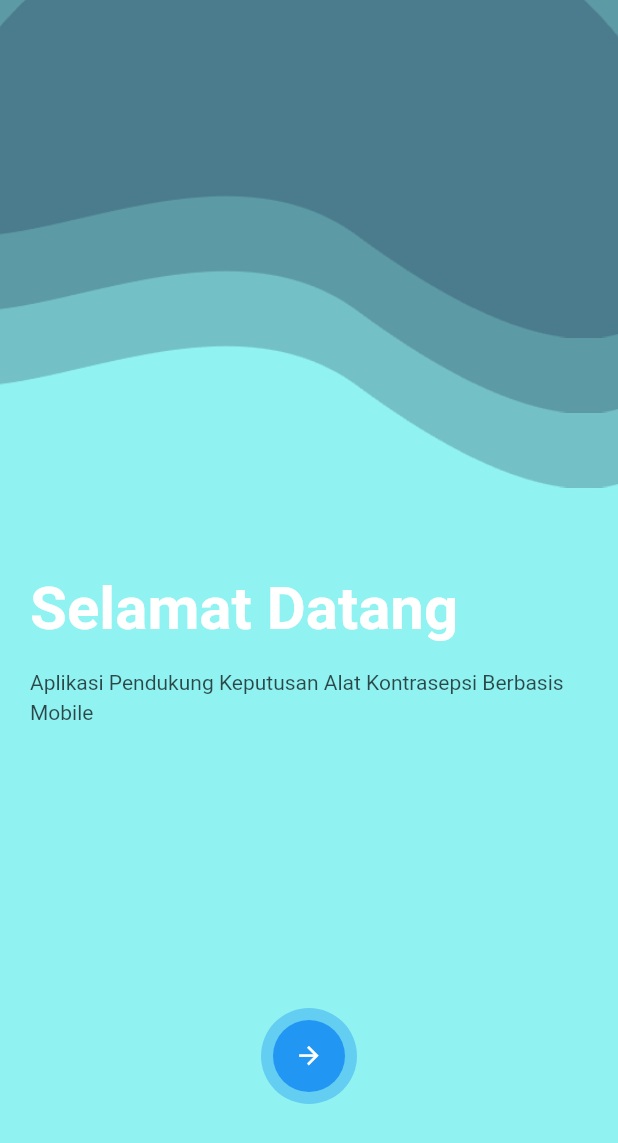
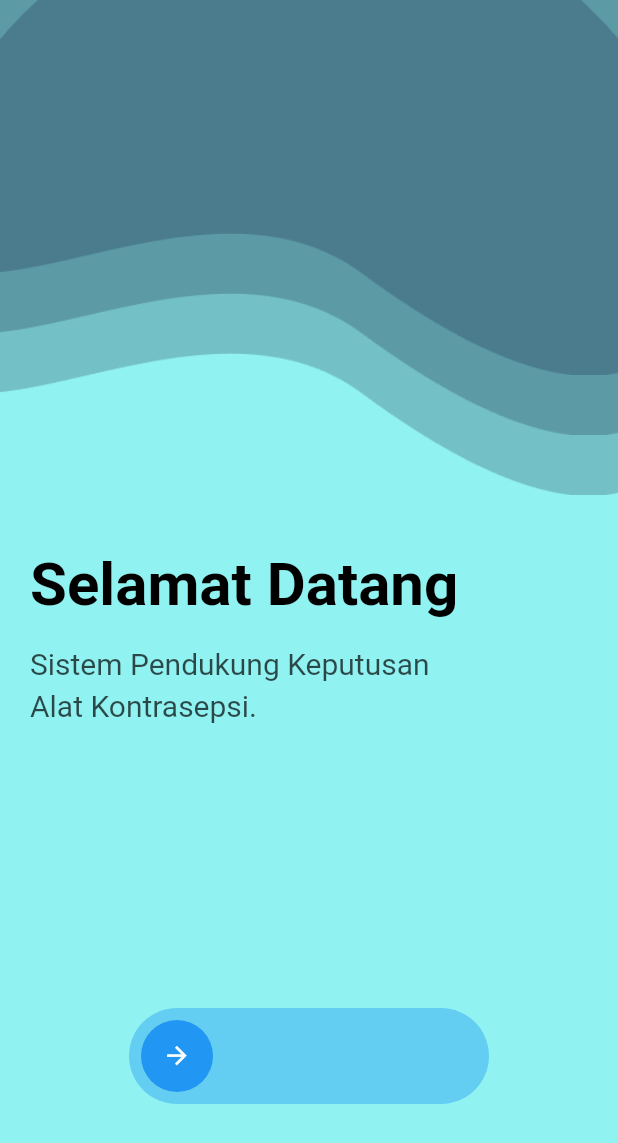
Before and after one commit to yasrilimam98/spk-flutter-topsis, a Flutter app: the screen it shows after launch, after a tap on the "arrow forward" icon, on a phone screen of 412 x 824 dp. Shown: the top 1143 px of the screen. Run offline on Flutter 3.47's test engine with Material 2 defaults, Android fonts, the phone set to English and light mode, and no system bars; our stand-ins replace page_transition, simple_animations.

Commit message:
update day1

```diff
--- a/lib/main.dart
+++ b/lib/main.dart
@@ -1,4 +1,6 @@
 import 'package:flutter/material.dart';
+import 'package:page_transition/page_transition.dart';
+import 'package:spkkontrasepsi/Onboarding.dart';
 import 'Animasi/FadeAnimation.dart';
 
 void main() =>
@@ -20,6 +22,8 @@ class _HomePageState extends State<HomePage> with TickerProviderStateMixin {
   Animation<double> _widthAnimation;
   Animation<double> _positionAnimation;
 
+  bool hideIcon = false;
+
   @override
   void initState() {
     // TODO: implement initState
@@ -27,20 +31,58 @@ class _HomePageState extends State<HomePage> with TickerProviderStateMixin {
 
     _scaleController =
         AnimationController(vsync: this, duration: Duration(milliseconds: 300));
+
     _scaleAnimation =
         Tween<double>(begin: 1.0, end: 0.8).animate(_scaleController)
           ..addStatusListener((status) {
-            if (status == AnimationStatus.completed) {}
+            if (status == AnimationStatus.completed) {
+              _widthController.forward();
+            }
           });
 
     _widthController =
         AnimationController(vsync: this, duration: Duration(milliseconds: 600));
+
     _widthAnimation =
-        Tween<double>(begin: 80.0, end: 250.0).animate(_widthController);
+        Tween<double>(begin: 80.0, end: 300.0).animate(_widthController)
+          ..addStatusListener((status) {
+            if (status == AnimationStatus.completed) {
+              _positionController.forward();
+            }
+          });
+
+    _positionController = AnimationController(
+        vsync: this, duration: Duration(milliseconds: 1000));
+
+    _positionAnimation =
+        Tween<double>(begin: 0.0, end: 215.0).animate(_positionController)
+          ..addStatusListener((status) {
+            if (status == AnimationStatus.completed) {
+              setState(() {
+                hideIcon = true;
+              });
+              _scale2Controller.forward();
+            }
+          });
+
+    _scale2Controller =
+        AnimationController(vsync: this, duration: Duration(milliseconds: 300));
+
+    _scale2Animation =
+        Tween<double>(begin: 1.0, end: 32.0).animate(_scale2Controller)
+          ..addStatusListener((status) {
+            if (status == AnimationStatus.completed) {
+              Navigator.push(
+                  context,
+                  PageTransition(
+                      type: PageTransitionType.fade, child: OnBoarding()));
+            }
+          });
   }
 
   @override
   Widget build(BuildContext context) {
+    final double width = MediaQuery.of(context).size.width;
     return Scaffold(
       backgroundColor: Color.fromRGBO(145, 242, 242, 1),
       body: Container(
@@ -48,12 +90,12 @@ class _HomePageState extends State<HomePage> with TickerProviderStateMixin {
         child: Stack(
           children: <Widget>[
             Positioned(
-              top: -75,
-              left: -30,
+              top: -70,
+              left: 0,
               child: FadeAnimation(
                   1,
                   Container(
-                    width: 466,
+                    width: width,
                     height: 400,
                     decoration: BoxDecoration(
                         image: DecorationImage(
@@ -62,12 +104,12 @@ class _HomePageState extends State<HomePage> with TickerProviderStateMixin {
                   )),
             ),
             Positioned(
-              top: -125,
-              left: -30,
+              top: -110,
+              left: 0,
               child: FadeAnimation(
-                  1.4,
+                  1.3,
                   Container(
-                    width: 466,
+                    width: width,
                     height: 400,
                     decoration: BoxDecoration(
                         image: DecorationImage(
@@ -76,12 +118,12 @@ class _HomePageState extends State<HomePage> with TickerProviderStateMixin {
                   )),
             ),
             Positioned(
-              top: -175,
-              left: -30,
+              top: -150,
+              left: 0,
               child: FadeAnimation(
-                  1.7,
+                  1.6,
                   Container(
-                    width: 466,
+                    width: width,
                     height: 400,
                     decoration: BoxDecoration(
                         image: DecorationImage(
@@ -100,7 +142,7 @@ class _HomePageState extends State<HomePage> with TickerProviderStateMixin {
                       Text(
                         "Selamat Datang",
                         style: TextStyle(
-                            color: Colors.white,
+                            color: Colors.black,
                             fontSize: 40,
                             fontWeight: FontWeight.bold),
                       )),
@@ -110,9 +152,11 @@ class _HomePageState extends State<HomePage> with TickerProviderStateMixin {
                   FadeAnimation(
                       1.3,
                       Text(
-                        "Aplikasi Pendukung Keputusan Alat Kontrasepsi Berbasis Mobile",
+                        "Sistem Pendukung Keputusan\nAlat Kontrasepsi.",
                         style: TextStyle(
-                            color: Colors.black.withOpacity(.7), height: 1.4),
+                            color: Colors.black.withOpacity(.7),
+                            height: 1.4,
+                            fontSize: 20),
                       )),
                   SizedBox(
                     height: 180,
@@ -124,8 +168,10 @@ class _HomePageState extends State<HomePage> with TickerProviderStateMixin {
                         builder: (context, child) => Transform.scale(
                             scale: _scaleAnimation.value,
                             child: Center(
-                              child: Container(
-                                width: 80,
+                              child: AnimatedBuilder(
+                                animation: _widthController,
+                                builder: (context, child) => Container(
+                                  width: _widthAnimation.value,
                                   height: 80,
                                   padding: EdgeInsets.all(10),
                                   decoration: BoxDecoration(
@@ -135,16 +181,37 @@ class _HomePageState extends State<HomePage> with TickerProviderStateMixin {
                                     onTap: () {
                                       _scaleController.forward();
                                     },
+                                    child: Stack(children: <Widget>[
+                                      AnimatedBuilder(
+                                        animation: _positionController,
+                                        builder: (context, child) => Positioned(
+                                          left: _positionAnimation.value,
+                                          child: AnimatedBuilder(
+                                            animation: _scale2Controller,
+                                            builder: (context, child) =>
+                                                Transform.scale(
+                                                    scale:
+                                                        _scale2Animation.value,
                                                     child: Container(
                                                       width: 60,
                                                       height: 60,
                                                       decoration: BoxDecoration(
-                                        shape: BoxShape.circle,
+                                                          shape:
+                                                              BoxShape.circle,
                                                           color: Colors.blue),
-                                    child: Icon(
-                                      Icons.arrow_forward,
-                                      color: Colors.white,
+                                                      child: hideIcon == false
+                                                          ? Icon(
+                                                              Icons
+                                                                  .arrow_forward,
+                                                              color:
+                                                                  Colors.white,
+                                                            )
+                                                          : Container(),
+                                                    )),
                                           ),
+                                        ),
+                                      ),
+                                    ]),
                                   ),
                                 ),
                               ),
--- a/pubspec.yaml
+++ b/pubspec.yaml
@@ -30,6 +30,7 @@ dependencies:
   cupertino_icons: ^1.0.0
   flutter_spinkit: "^4.1.2"
   simple_animations: ^1.1.3
+  page_transition: ^1.1.4
 
 dev_dependencies:
   flutter_test:
```
Also changed, not shown: pubspec.lock. Lines whose indentation alone changed are shown as unchanged.
